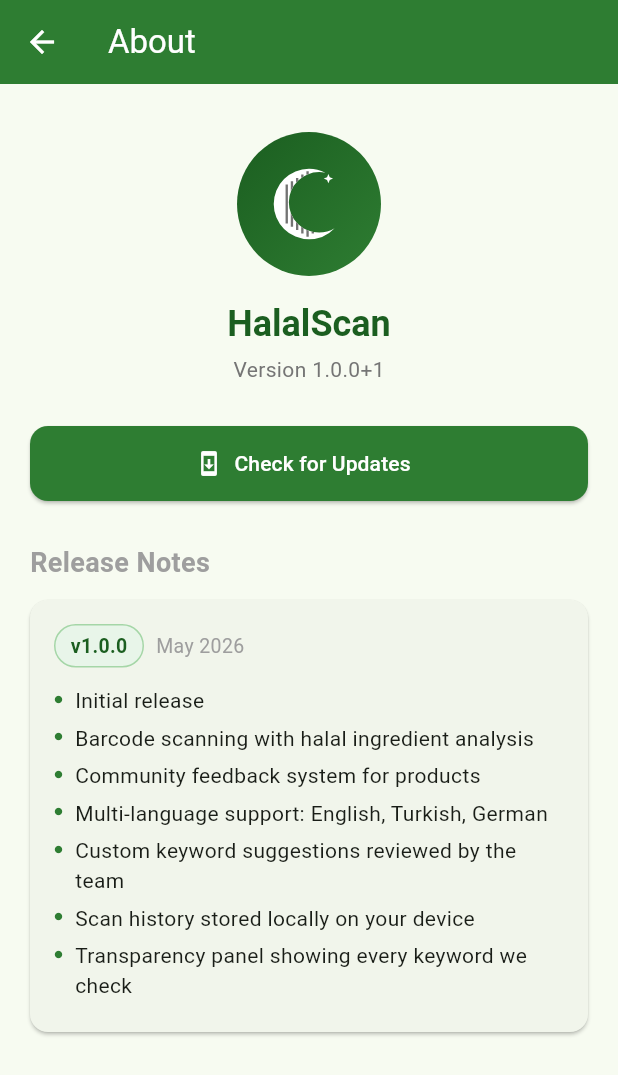
After one commit to bilocan/halal_checker, a Flutter app: the screen it shows after launch, after a tap on the "info outline" icon, on a phone screen of 412 x 824 dp. The commit adds this screen. Shown: the top 1075 px of the screen. Run offline on Flutter 3.47's test engine with Material 3 defaults, Android fonts, the phone set to English and light mode, and no system bars; our stand-ins replace file_picker, package_info_plus, shared_preferences, sqflite, supabase_flutter; missing offline and left inert: in_app_update, mobile_scanner; accounts and stored records are empty; network calls fail.

Commit message:
feat: add About screen with version info and release notes, update localization for new strings

```diff
--- a/lib/localization/app_localizations.dart
+++ b/lib/localization/app_localizations.dart
@@ -129,6 +129,11 @@ class AppLocalizations {
       'unknown': '? UNKNOWN',
       'explanationUnknown':
           'No ingredient data was found for this product. Halal status cannot be determined — check the packaging directly.',
+      'about': 'About',
+      'version': 'Version',
+      'releaseNotes': 'Release Notes',
+      'checkForUpdates': 'Check for Updates',
+      'upToDate': "You're up to date!",
     },
     'tr': {
       'appTitle': 'HalalScan',
@@ -253,6 +258,11 @@ class AppLocalizations {
       'unknown': '? BİLİNMİYOR',
       'explanationUnknown':
           'Bu ürün için içerik bilgisi bulunamadı. Helal durumu belirlenemiyor — lütfen ambalajı doğrudan kontrol edin.',
+      'about': 'Hakkında',
+      'version': 'Versiyon',
+      'releaseNotes': 'Sürüm Notları',
+      'checkForUpdates': 'Güncellemeleri Kontrol Et',
+      'upToDate': 'Güncel durumdasınız!',
     },
     'de': {
       'appTitle': 'HalalScan',
@@ -382,6 +392,11 @@ class AppLocalizations {
       'unknown': '? UNBEKANNT',
       'explanationUnknown':
           'Für dieses Produkt wurden keine Zutatendaten gefunden. Der Halal-Status kann nicht bestimmt werden — bitte prüfen Sie die Verpackung direkt.',
+      'about': 'Über',
+      'version': 'Version',
+      'releaseNotes': 'Versionshinweise',
+      'checkForUpdates': 'Nach Updates suchen',
+      'upToDate': 'Sie sind auf dem neuesten Stand!',
     },
   };
 
@@ -505,6 +520,11 @@ class AppLocalizations {
   String get explanationHaram => _translate('explanationHaram');
   String get unknown => _translate('unknown');
   String get explanationUnknown => _translate('explanationUnknown');
+  String get about => _translate('about');
+  String get version => _translate('version');
+  String get releaseNotes => _translate('releaseNotes');
+  String get checkForUpdates => _translate('checkForUpdates');
+  String get upToDate => _translate('upToDate');
 
   static AppLocalizations of(BuildContext context) {
     final localizations = Localizations.of<AppLocalizations>(
--- /dev/null
+++ b/lib/screens/about_screen.dart
@@ -0,0 +1,250 @@
+import 'dart:io';
+
+import 'package:flutter/material.dart';
+import 'package:in_app_update/in_app_update.dart';
+import 'package:package_info_plus/package_info_plus.dart';
+
+import '../app_colors.dart';
+import '../localization/app_localizations.dart';
+import '../widgets/halal_scan_logo.dart';
+
+class _ReleaseNote {
+  final String version;
+  final String date;
+  final List<String> changes;
+
+  const _ReleaseNote({
+    required this.version,
+    required this.date,
+    required this.changes,
+  });
+}
+
+const _releaseNotes = [
+  _ReleaseNote(
+    version: '1.0.0',
+    date: 'May 2026',
+    changes: [
+      'Initial release',
+      'Barcode scanning with halal ingredient analysis',
+      'Community feedback system for products',
+      'Multi-language support: English, Turkish, German',
+      'Custom keyword suggestions reviewed by the team',
+      'Scan history stored locally on your device',
+      'Transparency panel showing every keyword we check',
+    ],
+  ),
+];
+
+class AboutScreen extends StatefulWidget {
+  const AboutScreen({super.key});
+
+  @override
+  State<AboutScreen> createState() => _AboutScreenState();
+}
+
+class _AboutScreenState extends State<AboutScreen> {
+  String _version = '';
+  String _buildNumber = '';
+  bool _checkingUpdate = false;
+
+  @override
+  void initState() {
+    super.initState();
+    _loadVersion();
+  }
+
+  Future<void> _loadVersion() async {
+    final info = await PackageInfo.fromPlatform();
+    if (mounted) {
+      setState(() {
+        _version = info.version;
+        _buildNumber = info.buildNumber;
+      });
+    }
+  }
+
+  Future<void> _checkForUpdate() async {
+    setState(() => _checkingUpdate = true);
+    try {
+      final info = await InAppUpdate.checkForUpdate();
+      if (!mounted) return;
+      if (info.updateAvailability == UpdateAvailability.updateAvailable) {
+        await InAppUpdate.startFlexibleUpdate();
+        await InAppUpdate.completeFlexibleUpdate();
+      } else {
+        ScaffoldMessenger.of(context).showSnackBar(
+          SnackBar(
+            content: Text(AppLocalizations.of(context).upToDate),
+            duration: const Duration(seconds: 3),
+          ),
+        );
+      }
+    } catch (_) {
+      if (mounted) {
+        ScaffoldMessenger.of(context).showSnackBar(
+          SnackBar(
+            content: Text(AppLocalizations.of(context).upToDate),
+            duration: const Duration(seconds: 3),
+          ),
+        );
+      }
+    } finally {
+      if (mounted) setState(() => _checkingUpdate = false);
+    }
+  }
+
+  @override
+  Widget build(BuildContext context) {
+    final loc = AppLocalizations.of(context);
+
+    return Scaffold(
+      appBar: AppBar(
+        title: Text(loc.about),
+        backgroundColor: kGreen,
+        foregroundColor: Colors.white,
+      ),
+      body: ListView(
+        padding: const EdgeInsets.all(20),
+        children: [
+          const SizedBox(height: 12),
+          Center(
+            child: Column(
+              children: [
+                Container(
+                  padding: const EdgeInsets.all(20),
+                  decoration: const BoxDecoration(
+                    gradient: LinearGradient(
+                      colors: [kGreenDark, kGreen],
+                      begin: Alignment.topLeft,
+                      end: Alignment.bottomRight,
+                    ),
+                    shape: BoxShape.circle,
+                  ),
+                  child: const HalalScanLogo(size: 56, color: Colors.white),
+                ),
+                const SizedBox(height: 16),
+                Text(
+                  'HalalScan',
+                  style: Theme.of(context).textTheme.headlineSmall?.copyWith(
+                    fontWeight: FontWeight.bold,
+                    color: kGreenDark,
+                  ),
+                ),
+                const SizedBox(height: 4),
+                if (_version.isNotEmpty)
+                  Text(
+                    '${loc.version} $_version+$_buildNumber',
+                    style: TextStyle(color: Colors.grey.shade600, fontSize: 14),
+                  ),
+              ],
+            ),
+          ),
+          const SizedBox(height: 28),
+          if (Platform.isAndroid) ...[
+            ElevatedButton.icon(
+              onPressed: _checkingUpdate ? null : _checkForUpdate,
+              icon: _checkingUpdate
+                  ? const SizedBox(
+                      width: 16,
+                      height: 16,
+                      child: CircularProgressIndicator(
+                        strokeWidth: 2,
+                        color: Colors.white,
+                      ),
+                    )
+                  : const Icon(Icons.system_update_outlined),
+              label: Text(loc.checkForUpdates),
+              style: ElevatedButton.styleFrom(
+                backgroundColor: kGreen,
+                foregroundColor: Colors.white,
+                disabledBackgroundColor: kGreenMid,
+                minimumSize: const Size(double.infinity, 50),
+                shape: RoundedRectangleBorder(
+                  borderRadius: BorderRadius.circular(12),
+                ),
+              ),
+            ),
+            const SizedBox(height: 28),
+          ],
+          Text(
+            loc.releaseNotes,
+            style: const TextStyle(
+              fontSize: 18,
+              fontWeight: FontWeight.bold,
+              color: Colors.grey,
+            ),
+          ),
+          const SizedBox(height: 12),
+          ..._releaseNotes.map(_buildReleaseNoteCard),
+          const SizedBox(height: 12),
+        ],
+      ),
+    );
+  }
+
+  Widget _buildReleaseNoteCard(_ReleaseNote note) {
+    return Card(
+      margin: const EdgeInsets.only(bottom: 12),
+      shape: RoundedRectangleBorder(borderRadius: BorderRadius.circular(12)),
+      child: Padding(
+        padding: const EdgeInsets.all(16),
+        child: Column(
+          crossAxisAlignment: CrossAxisAlignment.start,
+          children: [
+            Row(
+              children: [
+                Container(
+                  padding: const EdgeInsets.symmetric(
+                    horizontal: 10,
+                    vertical: 4,
+                  ),
+                  decoration: BoxDecoration(
+                    color: kGreenSurface,
+                    borderRadius: BorderRadius.circular(20),
+                    border: Border.all(color: kGreenLight),
+                  ),
+                  child: Text(
+                    'v${note.version}',
+                    style: const TextStyle(
+                      fontWeight: FontWeight.bold,
+                      color: kGreenDark,
+                      fontSize: 13,
+                    ),
+                  ),
+                ),
+                const SizedBox(width: 8),
+                Text(
+                  note.date,
+                  style: TextStyle(color: Colors.grey.shade500, fontSize: 13),
+                ),
+              ],
+            ),
+            const SizedBox(height: 12),
+            ...note.changes.map(
+              (change) => Padding(
+                padding: const EdgeInsets.only(bottom: 5),
+                child: Row(
+                  crossAxisAlignment: CrossAxisAlignment.start,
+                  children: [
+                    const Padding(
+                      padding: EdgeInsets.only(top: 6),
+                      child: Icon(Icons.circle, size: 6, color: kGreen),
+                    ),
+                    const SizedBox(width: 8),
+                    Expanded(
+                      child: Text(
+                        change,
+                        style: const TextStyle(fontSize: 14, height: 1.4),
+                      ),
+                    ),
+                  ],
+                ),
+              ),
+            ),
+          ],
+        ),
+      ),
+    );
+  }
+}
--- a/lib/screens/start_screen.dart
+++ b/lib/screens/start_screen.dart
@@ -13,6 +13,7 @@ import '../localization/app_localizations.dart';
 import '../widgets/halal_scan_logo.dart';
 import 'result_screen.dart';
 import 'home_screen.dart';
+import 'about_screen.dart';
 import 'keywords_screen.dart';
 
 class StartScreen extends StatefulWidget {
@@ -216,6 +217,14 @@ class _StartScreenState extends State<StartScreen> {
         backgroundColor: kGreen,
         foregroundColor: Colors.white,
         actions: [
+          IconButton(
+            icon: const Icon(Icons.info_outline),
+            tooltip: localizations.about,
+            onPressed: () => Navigator.push(
+              context,
+              MaterialPageRoute(builder: (_) => const AboutScreen()),
+            ),
+          ),
           IconButton(
             icon: const Icon(Icons.list_alt),
             tooltip: localizations.keywords,
--- a/pubspec.yaml
+++ b/pubspec.yaml
@@ -45,6 +45,7 @@ dependencies:
   supabase_flutter: ^2.8.4
   url_launcher: ^6.3.0
   in_app_update: ^4.2.3
+  package_info_plus: ^8.0.0
 
 dev_dependencies:
   flutter_test:
```
Also changed, not shown: pubspec.lock, 1 other file.
